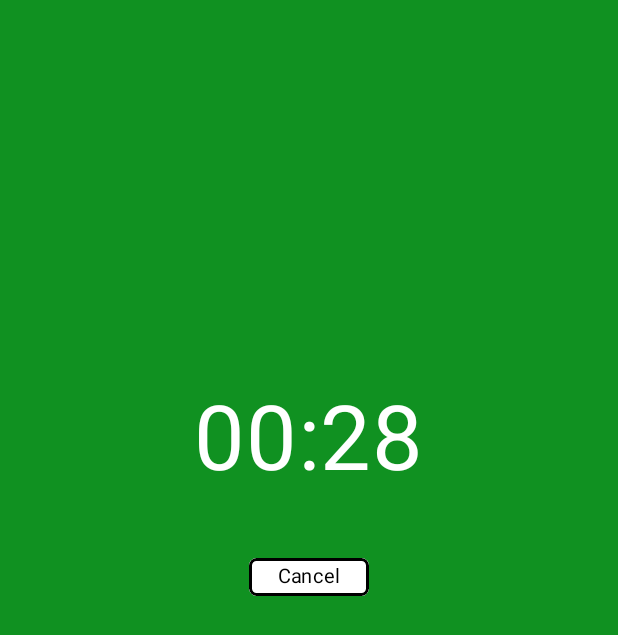
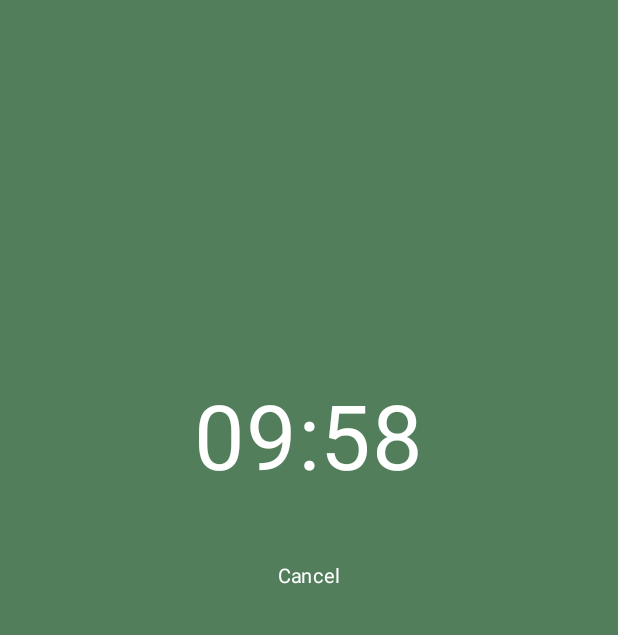
Before and after one commit to NgDucHieus/Modifier, an Android app built with Jetpack Compose: the screen it shows after launch (MainActivity), after a tap on "Start", on a phone screen of 412 x 824 dp. Shown: the top 635 px of the screen. Run offline under Robolectric (Android 15) with nearby library versions, the phone set to English and light mode, and no system bars; our stand-ins replace livedata-compose.

```diff
--- a/app/src/main/java/com/example/madteamb/model/TimerModel.kt
+++ b/app/src/main/java/com/example/madteamb/model/TimerModel.kt
@@ -4,7 +4,7 @@ import androidx.compose.runtime.remember
 
 
 data class TimerModel(
-    var TimeSession:Long = 30,
+    var TimeSession:Long = 600,
     val timeDuration: Duration = Duration.ofSeconds(TimeSession),
     val remaingTime: Long = timeDuration.toMillis(),
     val status: Status = Status.STARTED,
--- a/app/src/main/java/com/example/madteamb/ui/theme/Color.kt
+++ b/app/src/main/java/com/example/madteamb/ui/theme/Color.kt
@@ -9,3 +9,5 @@ val Pink80 = Color(0xFFEFB8C8)
 val Purple40 = Color(0xFF6650a4)
 val PurpleGrey40 = Color(0xFF625b71)
 val Pink40 = Color(0xFF7D5260)
+val GreenBackGround = Color(82,126,92,255)
+val GreenCircle = Color(77,110,84,255)
--- a/app/src/main/java/com/example/madteamb/ui/theme/ext/TimerHomeScreen.kt
+++ b/app/src/main/java/com/example/madteamb/ui/theme/ext/TimerHomeScreen.kt
@@ -50,6 +50,7 @@ import com.example.madteamb.R
 import com.example.madteamb.model.ButtonState
 import com.example.madteamb.model.TimerModel
 import com.example.madteamb.model.TimerViewModel
+import com.example.madteamb.ui.theme.GreenBackGround
 
 @Composable
 fun TimerHomeScreen(viewModel: TimerViewModel)
@@ -59,7 +60,7 @@ fun TimerHomeScreen(viewModel: TimerViewModel)
         modifier = Modifier
             .fillMaxWidth()
             .fillMaxHeight()
-            .background(Color(16, 145, 33)),
+            .background(GreenBackGround),
         verticalArrangement = Arrangement.Top,
         horizontalAlignment = Alignment.CenterHorizontally
     ) {
@@ -119,17 +120,12 @@ private fun isTimeLessThan10seconds(time:Long) = time < 10000L
 fun TimerButton(timerState:TimerViewModel)
 {
     val toggle by timerState.viewState.observeAsState()
-    Column(
+    Box(
         modifier = Modifier
-            .fillMaxWidth(),
+            .fillMaxWidth()
 
-    )
+        )
     {
-//        IconButton(onClick = {
-//            timerState.resetTimer()
-//        }) {
-//            Icon(painter = painterResource(id = R.drawable.ic_stop), contentDescription = "stop button")
-//        }
         ButtonLayout(timerState)
     }
 }
@@ -138,7 +134,8 @@ fun ButtonLayout(timerState: TimerViewModel) {
     var isResetButtonVisible by remember { mutableStateOf(false) }
 
     Row(
-        modifier = Modifier.fillMaxWidth(),
+        modifier = Modifier.fillMaxWidth()
+        ,
         horizontalArrangement = Arrangement.Center,
         verticalAlignment = Alignment.CenterVertically
     ) {
@@ -177,13 +174,14 @@ fun StartButton(onClick: () -> Unit) {
             .padding(10.dp)
             .size(80.dp, 30.dp)
             .clip(RoundedCornerShape(5.dp))
-            .background(MaterialTheme.colorScheme.primary)
+            .background(GreenBackGround)
     ) {
         Text(
             text = "Start",
             color = Color.White,
             modifier = Modifier.align(Alignment.Center),
-            fontSize = 13.sp
+            fontSize = 13.sp,
+
         )
     }
 }
@@ -195,18 +193,18 @@ fun ResetButton(timerState: TimerViewModel, onClick: () -> Unit) {
             .clickable (
                 interactionSource = remember { MutableInteractionSource() },
                 indication = null,
-                    ){
+            ){
                 onClick()
             }
             .padding(10.dp)
             .size(80.dp, 25.dp)
-            .clip(RoundedCornerShape(5.dp))
-            .background(Color.White)
-            .border(2.dp, Color.Black, shape = RoundedCornerShape(5.dp))
+            .clip(RoundedCornerShape(7.dp))
+            .background(GreenBackGround)
+            .border(2.dp, GreenBackGround, shape = RoundedCornerShape(5.dp))
             .fillMaxWidth()
     ) {
         Text(
-            text = "Cancel", color = Color.Black, modifier = Modifier
+            text = "Cancel", color = Color.White, modifier = Modifier
                 .align(Alignment.Center),
             fontSize = 13.sp
         )
```
Also changed, not shown: app/src/main/java/com/example/madteamb/ui/theme/CountDownMain.kt (+75 -55 lines).
